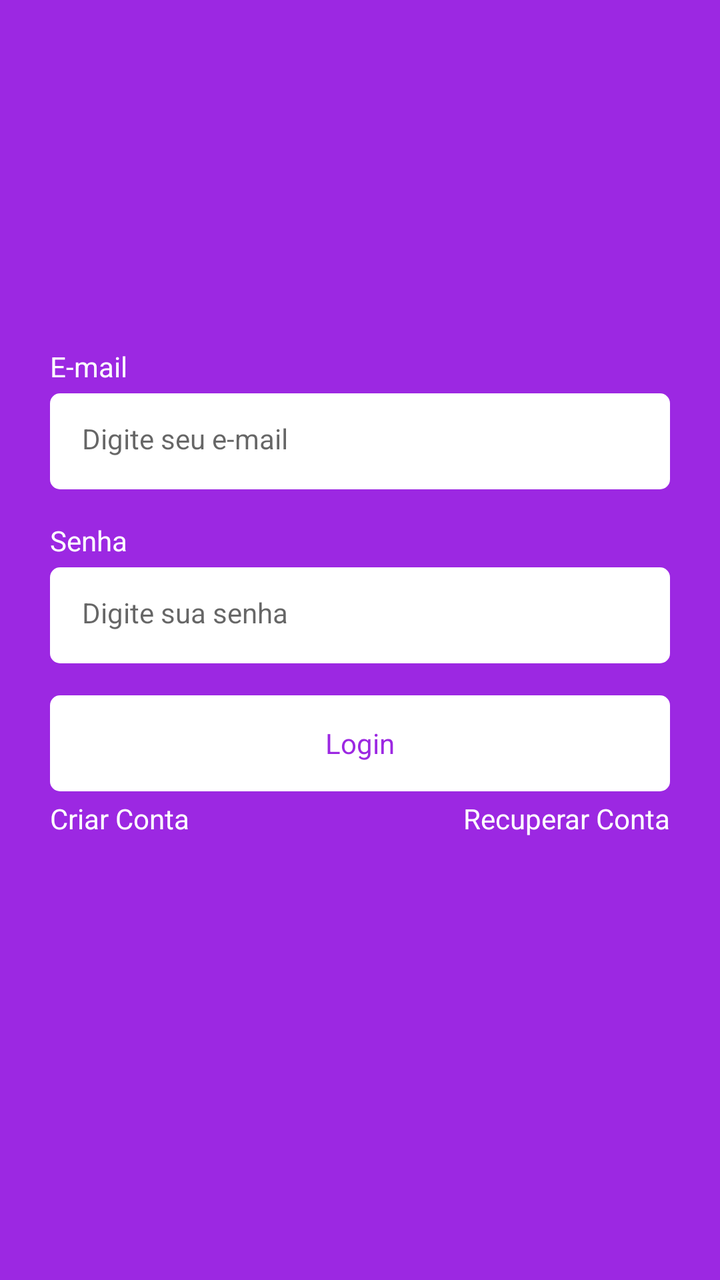
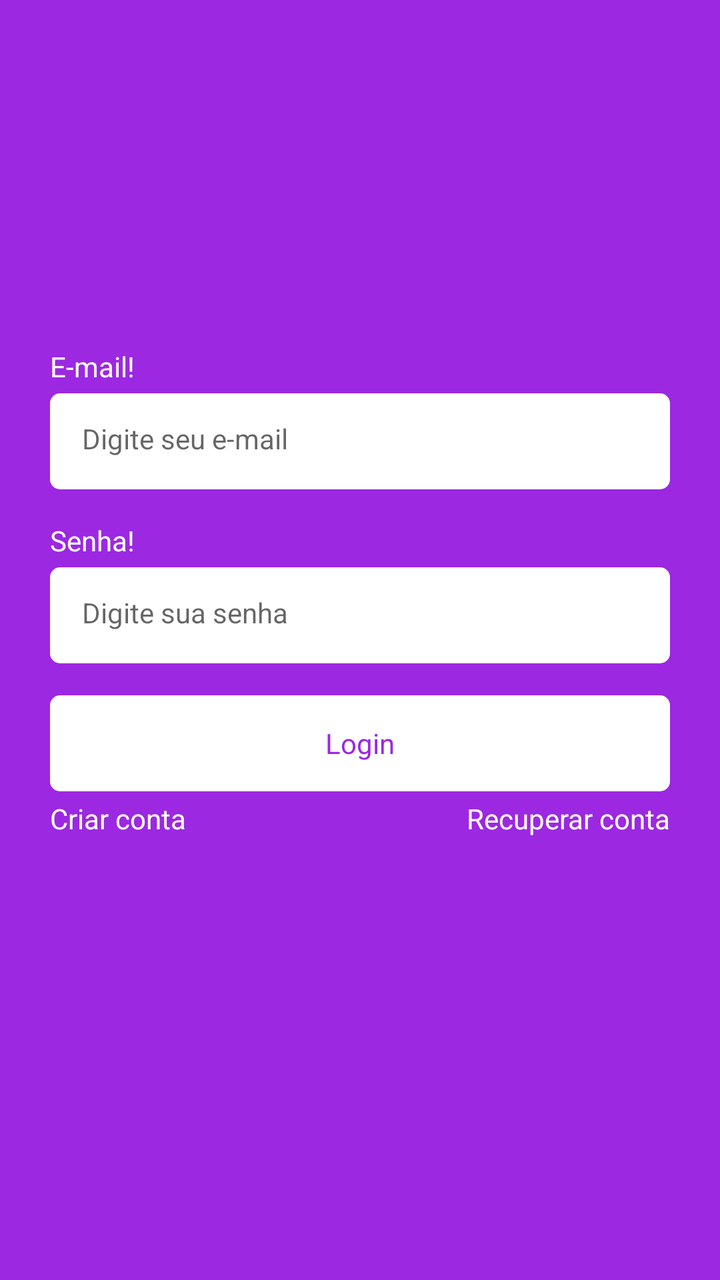

Before-and-after screenshots of an Android layout around one commit, followed by the original layout XML and the change that was made.
<!-- AndroidManifest.xml: application theme Theme.Task -->
<!-- res/layout/fragment_login.xml -->
<?xml version="1.0" encoding="utf-8"?>
<androidx.constraintlayout.widget.ConstraintLayout
    xmlns:android="http://schemas.android.com/apk/res/android"
    xmlns:tools="http://schemas.android.com/tools"
    android:layout_width="match_parent"
    android:layout_height="match_parent"
    xmlns:app="http://schemas.android.com/apk/res-auto"
    tools:context=".ui.auth.LoginFragment">

    <LinearLayout
        android:id="@+id/linearLayout"
        android:layout_width="0dp"
        android:layout_height="wrap_content"
        app:layout_constraintBottom_toBottomOf="parent"
        app:layout_constraintEnd_toEndOf="parent"
        app:layout_constraintStart_toStartOf="parent"
        app:layout_constraintTop_toTopOf="parent"
        android:orientation="vertical"
        android:layout_marginHorizontal="25dp">

        <TextView
            android:layout_width="wrap_content"
            android:layout_height="wrap_content"
            android:text="E-mail"
            android:textColor="@color/white"/>

        <EditText
            android:id="@+id/campoEmail"
            android:layout_width="match_parent"
            android:layout_height="48dp"
            android:hint="Digite seu e-mail"
            android:inputType="textEmailAddress"
            android:layout_marginTop="4dp"
            style="@style/EditTextTheme"/>

        <TextView
            android:layout_width="wrap_content"
            android:layout_height="wrap_content"
            android:text="Senha"
            android:textColor="@color/white"
            android:layout_marginTop="16dp"/>

        <EditText
            android:id="@+id/campoSenha"
            android:layout_width="match_parent"
            android:layout_height="48dp"
            android:inputType="textPassword"
            android:hint="Digite sua senha"
            android:layout_marginTop="4dp"
            style="@style/EditTextTheme"/>

        <com.google.android.material.button.MaterialButton
            android:id="@+id/btnLogin"
            android:layout_width="match_parent"
            android:layout_height="wrap_content"
            android:text="Login"
            android:layout_marginTop="16dp"
            style="@style/ButtonTheme"/>

        <LinearLayout
            android:layout_width="match_parent"
            android:layout_height="wrap_content"
            android:orientation="horizontal"
            android:layout_marginTop="4dp">

            <TextView
                android:id="@+id/btnRegister"
                android:layout_width="wrap_content"
                android:layout_height="wrap_content"
                android:text="Criar Conta"
                android:layout_weight="1"
                android:textAlignment="textStart"
                android:textColor="@color/white"/>

            <TextView
                android:id="@+id/btnRecover"
                android:layout_width="wrap_content"
                android:layout_height="wrap_content"
                android:text="Recuperar Conta"
                android:layout_weight="1"
                android:textAlignment="textEnd"
                android:textColor="@color/white"/>
        </LinearLayout>

        <ProgressBar
            android:layout_width="wrap_content"
            android:layout_height="wrap_content"
            android:indeterminateTint="@color/white"
            android:layout_gravity="center"
            tools:visibility="visible"
            android:visibility="invisible"/>

    </LinearLayout>
</androidx.constraintlayout.widget.ConstraintLayout>
<!-- resources referenced by this layout -->
<resources>
  <color name="white">#FFFFFFFF</color>
  <style name="ButtonTheme" parent="Theme.MaterialComponents.DayNight.NoActionBar">
          <item name="android:background">@drawable/bg_btn</item>
          <item name="android:textAllCaps">false</item>
          <item name="android:textColor">@color/color_default</item>
          <item name="backgroundTint">@null</item>
      </style>
  <style name="EditTextTheme" parent="Theme.MaterialComponents.DayNight.NoActionBar">
          <item name="android:background">@drawable/bg_edit_text</item>
          <item name="android:padding">16dp</item>
          <item name="android:textSize">14sp</item>
      </style>
  <style name="Theme.Task" parent="Base.Theme.Task" />
  <!-- drawable bg_btn (drawable) -->
  <?xml version="1.0" encoding="utf-8"?>
  <shape xmlns:android="http://schemas.android.com/apk/res/android"
      android:shape="rectangle">
  
      <solid android:color="@color/white"/>
      <corners android:radius="5dp"/>
  
  </shape>
  <color name="color_default">#9C28E2</color>
  <!-- drawable bg_edit_text (drawable) -->
  <?xml version="1.0" encoding="utf-8"?>
  <shape xmlns:android="http://schemas.android.com/apk/res/android"
      android:shape="rectangle">
  
      <solid android:color="@color/white"/>
      <corners android:radius="5dp"/>
  
  </shape>
  <style name="Base.Theme.Task" parent="Theme.Material3.DayNight.NoActionBar">
          <item name="colorPrimary">@color/color_default</item>
          <item name="colorPrimaryVariant">@color/color_default</item>
          <item name="android:windowBackground">@color/color_default</item>
      </style>
</resources>

<!-- the commit's change to res/layout/fragment_login.xml (unified diff, before → after) -->
@@ -21,14 +21,14 @@
         <TextView
             android:layout_width="wrap_content"
             android:layout_height="wrap_content"
-            android:text="E-mail"
+            android:text="@string/emali_text"
             android:textColor="@color/white"/>
 
         <EditText
             android:id="@+id/campoEmail"
             android:layout_width="match_parent"
             android:layout_height="48dp"
-            android:hint="Digite seu e-mail"
+            android:hint="@string/hint_edit_email"
             android:inputType="textEmailAddress"
             android:layout_marginTop="4dp"
             style="@style/EditTextTheme"/>
@@ -36,7 +36,7 @@
         <TextView
             android:layout_width="wrap_content"
             android:layout_height="wrap_content"
-            android:text="Senha"
+            android:text="@string/password_text"
             android:textColor="@color/white"
             android:layout_marginTop="16dp"/>
 
@@ -45,7 +45,7 @@
             android:layout_width="match_parent"
             android:layout_height="48dp"
             android:inputType="textPassword"
-            android:hint="Digite sua senha"
+            android:hint="@string/hint_edit_password"
             android:layout_marginTop="4dp"
             style="@style/EditTextTheme"/>
 
@@ -53,7 +53,7 @@
             android:id="@+id/btnLogin"
             android:layout_width="match_parent"
             android:layout_height="wrap_content"
-            android:text="Login"
+            android:text="@string/text_title_login_fragment"
             android:layout_marginTop="16dp"
             style="@style/ButtonTheme"/>
 
@@ -67,7 +67,7 @@
                 android:id="@+id/btnRegister"
                 android:layout_width="wrap_content"
                 android:layout_height="wrap_content"
-                android:text="Criar Conta"
+                android:text="@string/text_button_register_login_fragment"
                 android:layout_weight="1"
                 android:textAlignment="textStart"
                 android:textColor="@color/white"/>
@@ -76,7 +76,7 @@
                 android:id="@+id/btnRecover"
                 android:layout_width="wrap_content"
                 android:layout_height="wrap_content"
-                android:text="Recuperar Conta"
+                android:text="@string/text_button_recover_login_fragment"
                 android:layout_weight="1"
                 android:textAlignment="textEnd"
                 android:textColor="@color/white"/>
<!-- resource entries referenced after the edit -->
@@ -1,6 +1,13 @@
 <!-- resources referenced by this layout -->
 <resources>
   <color name="white">#FFFFFFFF</color>
+  <string name="emali_text">E-mail!</string>
+  <string name="hint_edit_email">Digite seu e-mail</string>
+  <string name="hint_edit_password">Digite sua senha</string>
+  <string name="password_text">Senha!</string>
+  <string name="text_button_recover_login_fragment">Recuperar conta</string>
+  <string name="text_button_register_login_fragment">Criar conta</string>
+  <string name="text_title_login_fragment">Login</string>
   <style name="ButtonTheme" parent="Theme.MaterialComponents.DayNight.NoActionBar">
           <item name="android:background">@drawable/bg_btn</item>
           <item name="android:textAllCaps">false</item>
